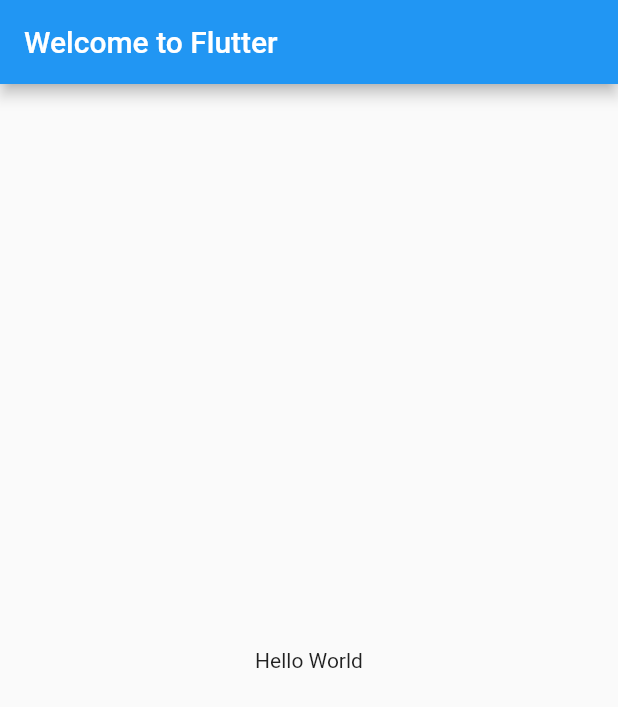
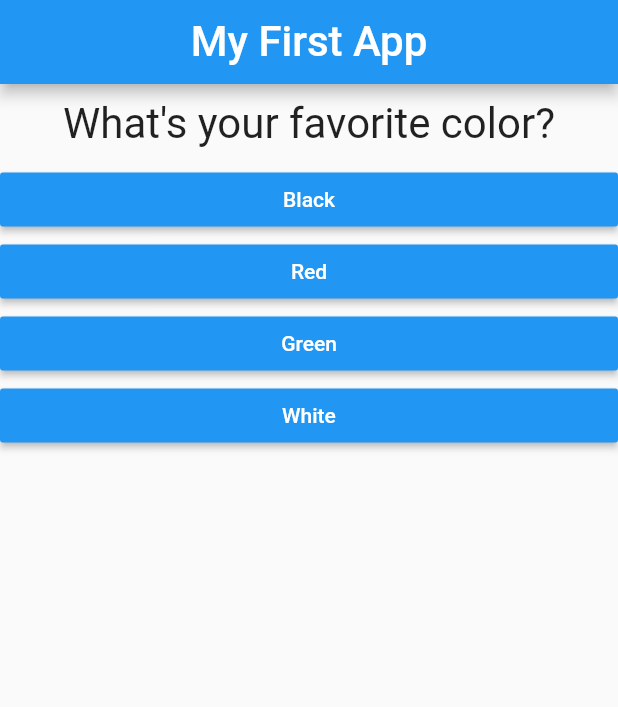
Before and after one commit to chouchiate/flutter-dart-practice, a Flutter app: the screen it shows after launch, on a phone screen of 412 x 824 dp. Shown: the top 707 px of the screen. Run offline on Flutter 3.47's test engine with Material 2 defaults, Android fonts, the phone set to English and light mode, and no system bars.

Commit message:
Add new widgets

```diff
--- /dev/null
+++ b/myapp_testdrive/myapp/lib/answer.dart
@@ -0,0 +1,19 @@
+import 'package:flutter/material.dart';
+
+class Answer extends StatelessWidget {
+  final Function selectHandler;
+  final String answerText;
+  Answer(this.selectHandler, this.answerText);
+
+  @override
+  Widget build(BuildContext context) {
+    return Container(
+        width: double.infinity,
+        child: RaisedButton(
+          color: Colors.blue,
+          textColor: Colors.white,
+          child: Text(this.answerText),
+          onPressed: selectHandler,
+        ));
+  }
+}
--- a/myapp_testdrive/myapp/lib/main.dart
+++ b/myapp_testdrive/myapp/lib/main.dart
@@ -1,22 +1,61 @@
 import 'package:flutter/material.dart';
 
-void main() {
-  runApp(MyApp());
+import './question.dart';
+import './answer.dart';
+
+void main() => runApp(MyApp());
+
+class MyApp extends StatefulWidget {
+  @override
+  State<StatefulWidget> createState() {
+    // TODO: implement createState
+    return _MyAppState();
+  }
 }
 
-class MyApp extends StatelessWidget {
-  // This widget is the root of your application.
+class _MyAppState extends State<MyApp> {
+  final questions = const [
+    {
+      'questionText': 'What\'s your favorite color?',
+      'answers': ['Black', 'Red', 'Green', 'White'],
+    },
+    {
+      'questionText': 'What\'s your favorite animal?',
+      'answers': ['Rabbits', 'Snake', 'Elephant', 'Lion'],
+    },
+    {
+      'questionText': 'Who\'s your favorite showgirl?',
+      'answers': ['kiki', 'lala', 'lulu', 'meowmeow'],
+    }
+  ];
+  var _questionIndex = 0;
+  void _answerQuestion() {
+    setState(() {
+      _questionIndex = _questionIndex + 1;
+    });
+    if (_questionIndex < questions.length) {}
+    print(_questionIndex);
+  } // This widget is the root of your application.
+
   @override
   Widget build(BuildContext context) {
     return MaterialApp(
-        title: 'Welcome to Flutter',
+        title: 'My First Flutter',
         home: Scaffold(
-          appBar: AppBar(
-            title: Text('Welcome to Flutter'),
-          ),
-          body: Center(
-            child: Text('Hello World'),
-          ),
-        ));
+            appBar: AppBar(
+              title: Question('My First App'),
+            ),
+            body: Column(
+              children: [
+                Question(
+                  questions[_questionIndex]['questionText'],
+                ),
+                ...(questions[_questionIndex]['answers'] as List<String>)
+                    .map((answer) {
+                  return Answer(_answerQuestion, answer);
+                }).toList()
+              ],
+            ) //Column
+            ));
   }
 }
--- /dev/null
+++ b/myapp_testdrive/myapp/lib/question.dart
@@ -0,0 +1,18 @@
+import 'package:flutter/material.dart';
+
+class Question extends StatelessWidget {
+  final String questionText;
+
+  Question(this.questionText);
+  @override
+  Widget build(BuildContext context) {
+    return Container(
+        width: double.infinity,
+        margin: EdgeInsets.all(10),
+        child: Text(
+          questionText,
+          style: TextStyle(fontSize: 28),
+          textAlign: TextAlign.center,
+        ));
+  }
+}
```
Also changed, not shown: myapp_testdrive/myapp/pubspec.lock.
